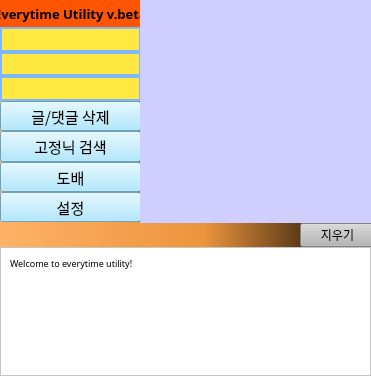
Qt form view/mainScreen.ui (cmh1027/everytimeUtility) before a commit.
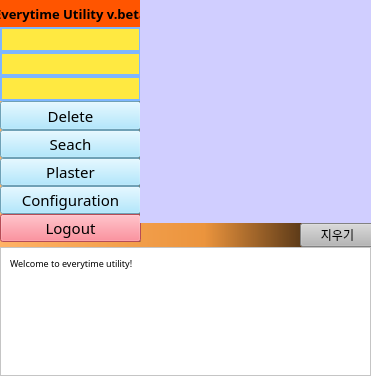
The same form after that commit.

```diff
--- a/view/mainScreen.ui
+++ b/view/mainScreen.ui
@@ -212,7 +212,7 @@
       <x>0</x>
       <y>101</y>
       <width>141</width>
-      <height>121</height>
+      <height>141</height>
      </rect>
     </property>
     <layout class="QVBoxLayout" name="menuLayout">
@@ -241,7 +241,7 @@
 background-color:rgb(156, 226, 255)</string>
        </property>
        <property name="text">
-        <string>글/댓글 삭제</string>
+        <string>Delete</string>
        </property>
       </widget>
      </item>
@@ -264,7 +264,7 @@
 background-color:rgb(156, 226, 255)</string>
        </property>
        <property name="text">
-        <string>고정닉 검색</string>
+        <string>Seach</string>
        </property>
       </widget>
      </item>
@@ -289,7 +289,7 @@
 background-color:rgb(156, 226, 255)</string>
        </property>
        <property name="text">
-        <string>도배</string>
+        <string>Plaster</string>
        </property>
       </widget>
      </item>
@@ -312,7 +312,29 @@
 background-color:rgb(156, 226, 255)</string>
        </property>
        <property name="text">
-        <string>설정</string>
+        <string>Configuration</string>
+       </property>
+      </widget>
+     </item>
+     <item>
+      <widget class="QToolButton" name="logoutButton">
+       <property name="sizePolicy">
+        <sizepolicy hsizetype="Preferred" vsizetype="Preferred">
+         <horstretch>0</horstretch>
+         <verstretch>0</verstretch>
+        </sizepolicy>
+       </property>
+       <property name="font">
+        <font>
+         <family>양재소슬체S</family>
+         <pointsize>11</pointsize>
+        </font>
+       </property>
+       <property name="styleSheet">
+        <string notr="true">background-color:rgb(255, 106, 121)</string>
+       </property>
+       <property name="text">
+        <string>Logout</string>
        </property>
       </widget>
      </item>
```
